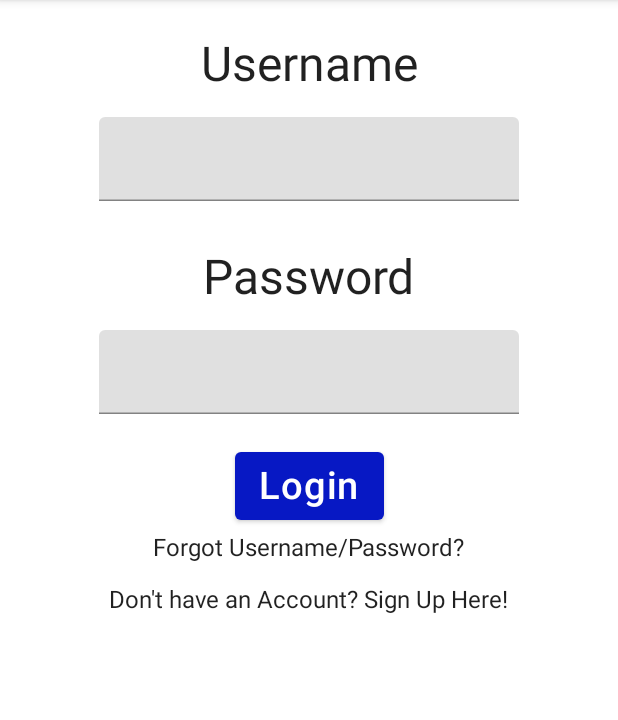
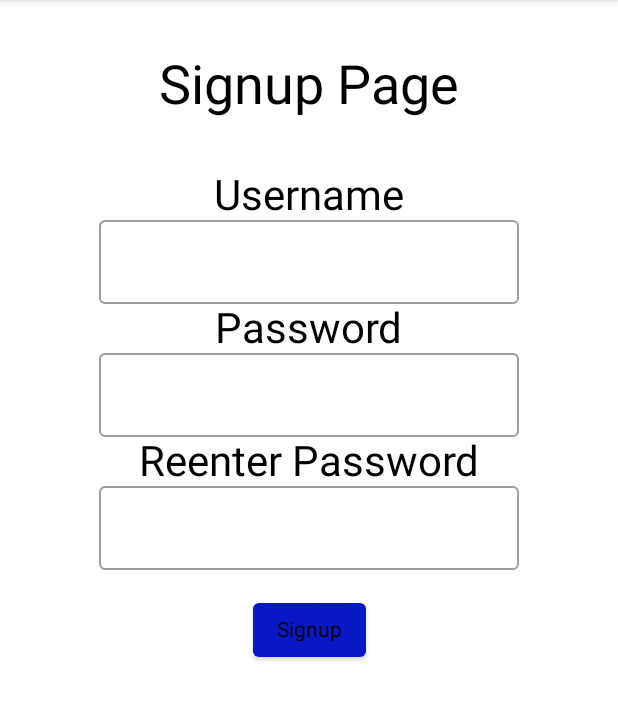
Before and after one commit to Kadehikpe14/Student_Scheduler, an Android app built with Jetpack Compose: the SignupPage screen opened through its navigation route, on a phone screen of 412 x 824 dp, the part 84-804 px from its top. Run offline under Robolectric (Android 15) with nearby library versions, the phone set to English and light mode, and no system bars; our stand-ins replace Room's generated code.

Commit message:
Signup page works!

```diff
--- a/app/src/main/java/com/example/groupproject/MainActivity.kt
+++ b/app/src/main/java/com/example/groupproject/MainActivity.kt
@@ -6,6 +6,7 @@ import androidx.activity.compose.setContent
 import androidx.compose.foundation.layout.fillMaxSize
 import androidx.compose.material.MaterialTheme
 import androidx.compose.material.Surface
+import androidx.compose.runtime.rememberCoroutineScope
 import androidx.compose.ui.Modifier
 import androidx.lifecycle.viewmodel.compose.viewModel
 import com.example.groupproject.model.user.UserViewModel
@@ -21,8 +22,9 @@ class MainActivity : ComponentActivity() {
                     modifier = Modifier.fillMaxSize(),
                     color = MaterialTheme.colors.background
                 ){
+                    var coroutineScope = rememberCoroutineScope()
                     var uservm: UserViewModel = viewModel()
-                    MainScreen(act,uservm)
+                    MainScreen(act,uservm, coroutineScope)
                 }
             }
         }
--- a/app/src/main/java/com/example/groupproject/MainScreen.kt
+++ b/app/src/main/java/com/example/groupproject/MainScreen.kt
@@ -18,6 +18,7 @@ import androidx.navigation.compose.rememberNavController
 import com.example.groupproject.model.user.UserViewModel
 import com.example.groupproject.navigation.Routes
 import com.example.groupproject.navigation.ScheduleNavGraph
+import kotlinx.coroutines.CoroutineScope
 
 
 @OptIn(ExperimentalComposeUiApi::class,
@@ -27,7 +28,8 @@ import com.example.groupproject.navigation.ScheduleNavGraph
 //added context for intent in "Home" page
 fun MainScreen(
     app: Context,
-    uservm: UserViewModel
+    uservm: UserViewModel,
+    coroutineScope: CoroutineScope
 )
 {
     val nav = rememberNavController()
@@ -44,7 +46,7 @@ fun MainScreen(
             }
         }
     ){
-        ScheduleNavGraph(nav, app, uservm)
+        ScheduleNavGraph(nav, app, uservm, coroutineScope)
     }
 }
 
--- a/app/src/main/java/com/example/groupproject/data/UserDatabase.kt
+++ b/app/src/main/java/com/example/groupproject/data/UserDatabase.kt
@@ -8,8 +8,8 @@ import com.example.groupproject.model.user.User
 //TODO does dao need to be suspend?
 @Dao
 interface UserDao{
-    @Query("SELECT * FROM users WHERE username = users.username")
-    suspend fun getUser(username: String)
+    @Query("SELECT * FROM users WHERE users.username like :username")
+    suspend fun getUser(username: String): User
     @Insert
     suspend fun addUser(user: User)
 
--- a/app/src/main/java/com/example/groupproject/data/UserDatabaseRepo.kt
+++ b/app/src/main/java/com/example/groupproject/data/UserDatabaseRepo.kt
@@ -20,7 +20,7 @@ class UserDatabaseRepo(app: Context) {
             .fallbackToDestructiveMigration()
             .build()
     }
-    suspend fun getUser(username: String){
+    suspend fun getUser(username: String): User{
         return db.usersDao().getUser(username)
     }
     suspend fun addUser(user: User){
--- a/app/src/main/java/com/example/groupproject/model/user/User.kt
+++ b/app/src/main/java/com/example/groupproject/model/user/User.kt
@@ -5,7 +5,6 @@ import androidx.room.Entity
 import androidx.room.PrimaryKey
 
 
-//TODO() add database functionality, add reminders?
 @Entity(tableName = "users")
 data class User(
     @PrimaryKey
@@ -14,4 +13,6 @@ data class User(
     val password: String,
     @ColumnInfo
     val TUID: String
-)
+){
+    constructor(): this("","","")
+}
--- a/app/src/main/java/com/example/groupproject/model/user/UserViewModel.kt
+++ b/app/src/main/java/com/example/groupproject/model/user/UserViewModel.kt
@@ -24,4 +24,9 @@ class UserViewModel: ViewModel() {
     fun loginUser(username: String, password: String) {
 
     }
+    fun setUser(user: User){
+        _username.value = user.username
+        _tuid.value = user.TUID
+        _isLoggedIn.value = true
+    }
 }
--- a/app/src/main/java/com/example/groupproject/navigation/ScheduleNavGraph.kt
+++ b/app/src/main/java/com/example/groupproject/navigation/ScheduleNavGraph.kt
@@ -13,6 +13,7 @@ import com.example.groupproject.GenerateScheduleConfirmDialogueBox.GSConfirmView
 import com.example.groupproject.model.schedulelist.ScheduleListModel
 import com.example.groupproject.model.user.UserViewModel
 import com.example.groupproject.pages.*
+import kotlinx.coroutines.CoroutineScope
 
 @ExperimentalComposeUiApi
 @ExperimentalFoundationApi
@@ -20,7 +21,8 @@ import com.example.groupproject.pages.*
 fun ScheduleNavGraph(
     navController: NavHostController = rememberNavController(),
     app: Context,
-    uservm: UserViewModel
+    uservm: UserViewModel,
+    coroutineScope: CoroutineScope
 ){
     NavHost(
         navController = navController,
@@ -33,8 +35,8 @@ fun ScheduleNavGraph(
             AboutPage()
         }
         composable(Routes.Login.route){
-            //SignupPage(uservm, app)
-            LoginPage(navController,uservm)
+            SignupPage(navController,uservm, app,coroutineScope)
+            //LoginPage(navController,uservm)
         }
         composable(Routes.Schedule.route){
             val scheduleListViewModel: ScheduleListModel = viewModel()
--- a/app/src/main/java/com/example/groupproject/pages/SignupPage.kt
+++ b/app/src/main/java/com/example/groupproject/pages/SignupPage.kt
@@ -2,29 +2,102 @@ package com.example.groupproject.pages
 
 import android.app.Application
 import android.content.Context
-import androidx.compose.foundation.layout.Arrangement
-import androidx.compose.foundation.layout.Column
+import androidx.compose.foundation.layout.*
+import androidx.compose.material.Button
+import androidx.compose.material.OutlinedTextField
+import androidx.compose.material.TextField
+import androidx.lifecycle.viewModelScope
 import androidx.compose.material3.Text
 import androidx.compose.runtime.Composable
+import androidx.compose.runtime.LaunchedEffect
 import androidx.compose.runtime.mutableStateOf
 import androidx.compose.runtime.remember
+import androidx.compose.ui.Alignment
+import androidx.compose.ui.Modifier
+import androidx.compose.ui.unit.dp
+import androidx.compose.ui.unit.sp
 import androidx.lifecycle.AndroidViewModel
+import androidx.navigation.NavHostController
 import androidx.room.util.TableInfo
 import com.example.groupproject.data.UserDatabaseRepo
+import com.example.groupproject.model.user.User
 import com.example.groupproject.model.user.UserViewModel
+import com.example.groupproject.navigation.Routes
+import kotlinx.coroutines.CoroutineScope
+import kotlinx.coroutines.CoroutineScope.*
+import kotlinx.coroutines.launch
 
 
 @Composable
-fun SignupPage(uservm: UserViewModel, app: Context){
+fun SignupPage(
+    nav: NavHostController,
+    uservm: UserViewModel,
+    app: Context,
+    coroutineScope: CoroutineScope){
 
-    //val userrepo = UserDatabaseRepo(app)
+    //No time for a view model :(
     var username= remember { mutableStateOf("") }
     var password = remember {mutableStateOf("")}
     var password2 = remember {mutableStateOf("")}
+    var errorMsg = remember { mutableStateOf("") }
 
-    Column(verticalArrangement = Arrangement.SpaceEvenly) {
-        Text("Signup Page")
+    Column(
+        verticalArrangement = Arrangement.SpaceEvenly,
+        horizontalAlignment = Alignment.CenterHorizontally,
+        modifier = Modifier.fillMaxWidth()) {
+
+        Text("Signup Page",
+            fontSize = 36.sp,
+            modifier = Modifier.padding(36.dp))
+        Text("Username", fontSize = 28.sp)
+        OutlinedTextField(value = username.value,
+            onValueChange = {newvalue: String ->
+                username.value = newvalue
+        })
+        Text("Password", fontSize = 28.sp)
+        OutlinedTextField(value = password.value,
+            onValueChange = {newvalue: String ->
+                password.value = newvalue
+            })
+        Text("Reenter Password", fontSize = 28.sp)
+        OutlinedTextField(value = password2.value,
+            onValueChange = {newvalue: String ->
+                password2.value = newvalue
+            })
+        Text(errorMsg.value)
+        //Check if user in database/add user to database
+        Button(onClick = {
+                    //coroutinescope passed from main activity
+                    //because I couldn't think of a better way to do it
+                    coroutineScope.launch{
+                    val userrepo = UserDatabaseRepo(app)
+                    var user2: User = userrepo.getUser(username.value)
+                        //If username not found, display error message
+                    if(user2!= null){
+                        errorMsg.value = "User already exists"
+
+            }       //if user doesn't exist, make sure passwords are same
+                    //if passwords same, add user to repo and navigate to home
+                    else{
+                        if(password.value != password2.value){
+                            errorMsg.value = "Passwords don't match"
+                }
+                        else {
+                            var newUser = User(username.value, password.value, "")
+                            userrepo.addUser(newUser)
+                            uservm.setUser(newUser)
+                            nav.navigate(Routes.HomePage.route) {
+                                popUpTo(Routes.HomePage.route)
+                            }
+
+                }
+            }}
+        }){
+            Text("Signup")
+        }
+
+
 
     }
 
-    }
+}
```
Also changed, not shown: app/build.gradle (+10 -1 lines).
